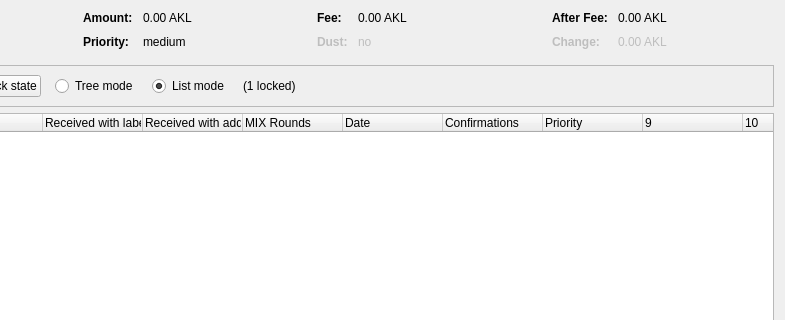
Qt form src/qt/forms/coincontroldialog.ui (ZixCash/ZixCash) before a commit; both pictures show x 169 to 954 and y 0 to 320 of the 954 by 500 pixel window.
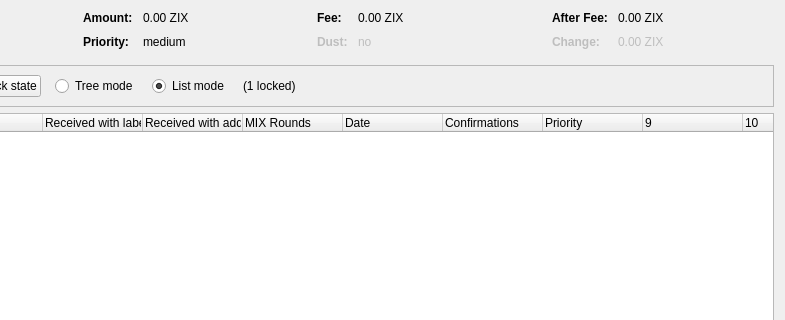
The same form after that commit. Custom widgets are drawn as their Qt base class.

```diff
--- a/src/qt/forms/coincontroldialog.ui
+++ b/src/qt/forms/coincontroldialog.ui
@@ -132,7 +132,7 @@
           <enum>Qt::ActionsContextMenu</enum>
          </property>
          <property name="text">
-          <string notr="true">0.00 AKL</string>
+          <string notr="true">0.00 ZIX</string>
          </property>
          <property name="textInteractionFlags">
           <set>Qt::LinksAccessibleByMouse|Qt::TextSelectableByKeyboard|Qt::TextSelectableByMouse</set>
@@ -206,7 +206,7 @@
           <enum>Qt::ActionsContextMenu</enum>
          </property>
          <property name="text">
-          <string notr="true">0.00 AKL</string>
+          <string notr="true">0.00 ZIX</string>
          </property>
          <property name="textInteractionFlags">
           <set>Qt::LinksAccessibleByMouse|Qt::TextSelectableByKeyboard|Qt::TextSelectableByMouse</set>
@@ -286,7 +286,7 @@
           <enum>Qt::ActionsContextMenu</enum>
          </property>
          <property name="text">
-          <string notr="true">0.00 AKL</string>
+          <string notr="true">0.00 ZIX</string>
          </property>
          <property name="textInteractionFlags">
           <set>Qt::LinksAccessibleByMouse|Qt::TextSelectableByKeyboard|Qt::TextSelectableByMouse</set>
@@ -321,7 +321,7 @@
           <enum>Qt::ActionsContextMenu</enum>
          </property>
          <property name="text">
-          <string notr="true">0.00 AKL</string>
+          <string notr="true">0.00 ZIX</string>
          </property>
          <property name="textInteractionFlags">
           <set>Qt::LinksAccessibleByMouse|Qt::TextSelectableByKeyboard|Qt::TextSelectableByMouse</set>
```
